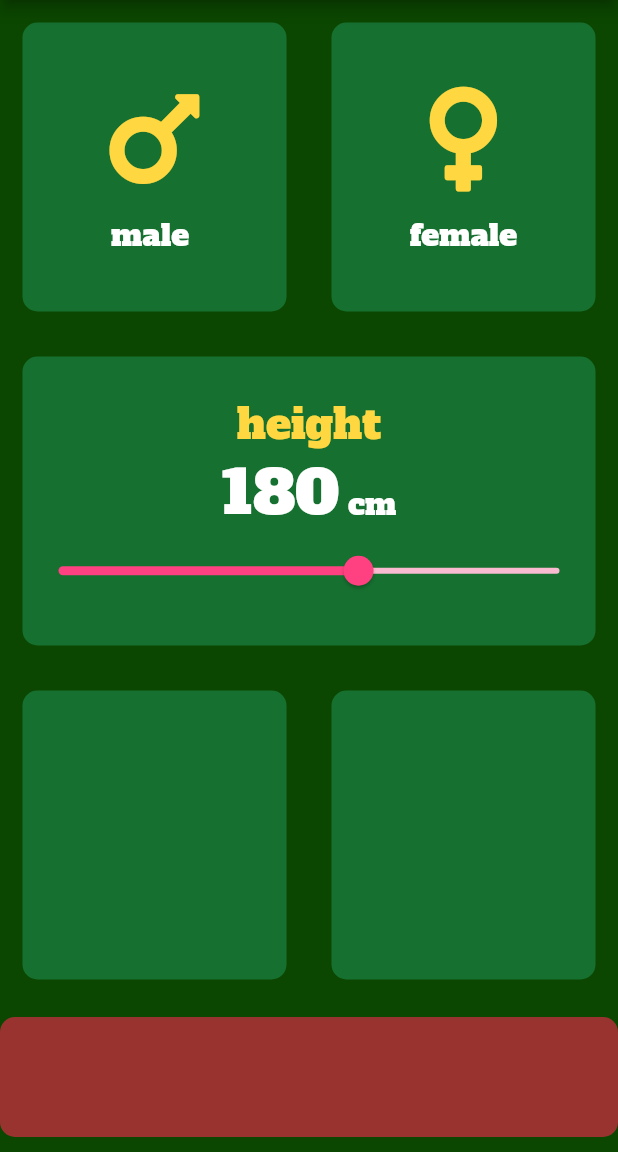
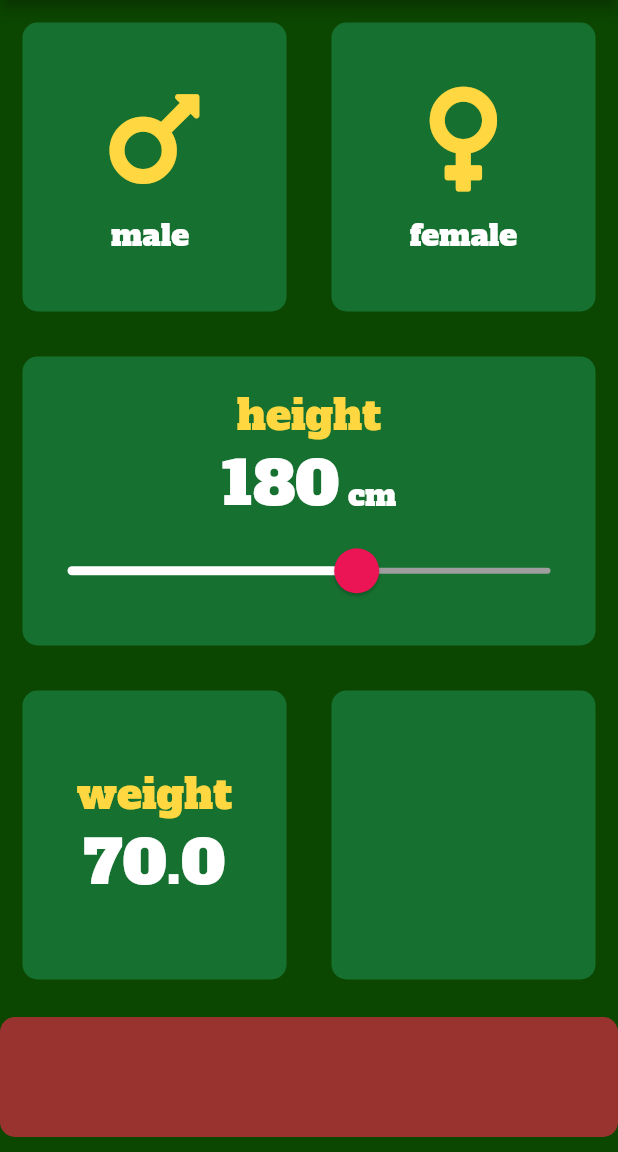
Before and after one commit to marianneleal/bmi-calculator, a Flutter app: the screen it shows after launch, on a phone screen of 412 x 824 dp, the part 84-1236 px from its top. Run offline on Flutter 3.47's test engine with Material 2 defaults, Android fonts, the phone set to English and light mode, and no system bars; our stand-ins replace font_awesome_flutter.

Commit message:
finished slider style

```diff
--- a/lib/main.dart
+++ b/lib/main.dart
@@ -10,6 +10,7 @@ import 'constants.dart';
 void main() => runApp(BMICalculator());
 enum Gender { male, female }
 int height = 180;
+double weight = 70;
 
 class BMICalculator extends StatelessWidget {
   @override
@@ -118,7 +119,18 @@ class _InputPageState extends State<InputPage> {
                         Text(' cm', style: BmiTheme.darkTextTheme.bodyText2)
                       ],
                     ),
-                    Slider(
+                    SliderTheme(
+                      data: SliderTheme.of(context).copyWith(
+                        thumbShape: RoundSliderThumbShape(
+                          enabledThumbRadius: 15,
+                        ),
+                        overlayShape:
+                            RoundSliderOverlayShape(overlayRadius: 30),
+                        overlayColor: Color(0x1FEB1555),
+                        thumbColor: Color(0xFFEB1555),
+                        activeTrackColor: Colors.white,
+                      ),
+                      child: Slider(
                         value: height.toDouble(),
                         min: 120.0,
                         max: 220.0,
@@ -129,8 +141,8 @@ class _InputPageState extends State<InputPage> {
                             height = newValue.round();
                           });
                         },
-                      activeColor: Colors.pinkAccent,
-                      inactiveColor: Colors.pink.shade100,
+                        inactiveColor: Colors.grey,
+                      ),
                     )
                   ],
                 )),
@@ -142,7 +154,11 @@ class _InputPageState extends State<InputPage> {
                 child: myContainer(
                     color: kInactiveContainerColor,
                     containerChild: Column(
-                      children: [],
+                      mainAxisAlignment: MainAxisAlignment.center,
+                      children: [
+                        Text('weight', style: BmiTheme.darkTextTheme.headline1),
+                        Text(weight.toString(), style: kNumberTextStyle),
+                      ],
                     )),
               ),
               Expanded(
```
Lines whose indentation alone changed are shown as unchanged.
